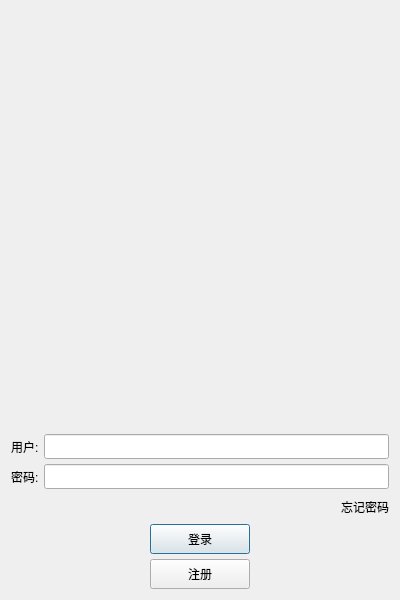
Old version of the form logindialog.ui in the repository 1953601435/llfcchat.
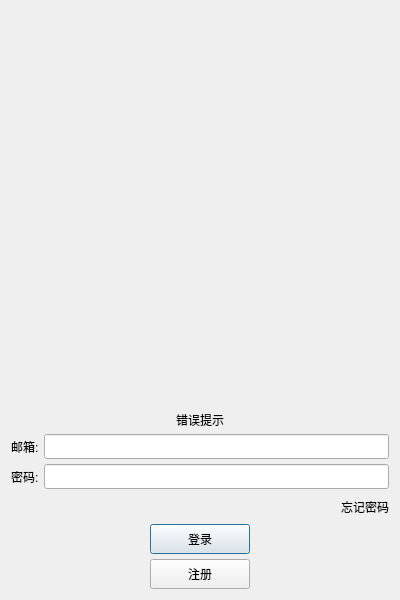
New version of the form. Icons and pictures are not drawn. Custom widgets are drawn as their Qt base class.

Patch:
```diff
--- a/logindialog.ui
+++ b/logindialog.ui
@@ -78,10 +78,16 @@
             <verstretch>0</verstretch>
            </sizepolicy>
           </property>
+          <property name="minimumSize">
+           <size>
+            <width>350</width>
+            <height>350</height>
+           </size>
+          </property>
           <property name="maximumSize">
            <size>
             <width>350</width>
-            <height>300</height>
+            <height>350</height>
            </size>
           </property>
           <property name="text">
@@ -120,6 +126,16 @@
        </property>
       </spacer>
      </item>
+     <item>
+      <widget class="QLabel" name="err_tip">
+       <property name="text">
+        <string>错误提示</string>
+       </property>
+       <property name="alignment">
+        <set>Qt::AlignmentFlag::AlignCenter</set>
+       </property>
+      </widget>
+     </item>
      <item>
       <layout class="QHBoxLayout" name="horizontalLayout">
        <item>
@@ -137,7 +153,7 @@
           </size>
          </property>
          <property name="text">
-          <string>用户:</string>
+          <string>邮箱:</string>
          </property>
         </widget>
        </item>
@@ -306,6 +322,13 @@
    </item>
   </layout>
  </widget>
+ <customwidgets>
+  <customwidget>
+   <class>ClickedLabel</class>
+   <extends>QLabel</extends>
+   <header>clickedlabel.h</header>
+  </customwidget>
+ </customwidgets>
  <resources>
   <include location="rc.qrc"/>
  </resources>
```
Left out of the diff: 10 changed lines with no effect on the pictures.
